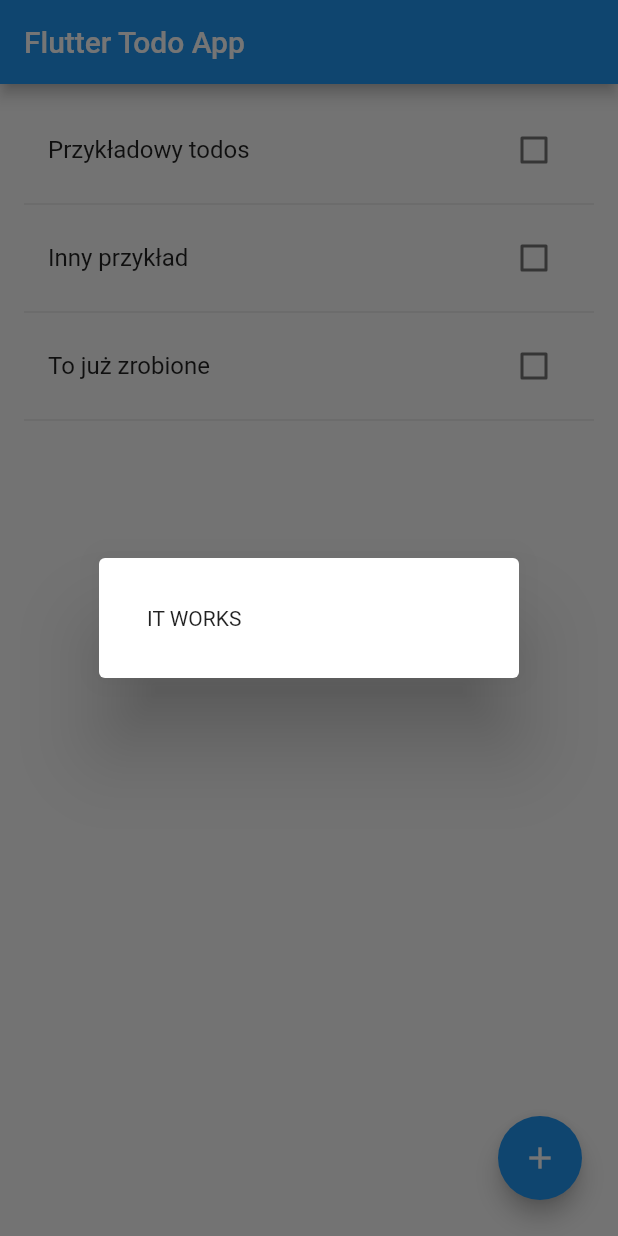
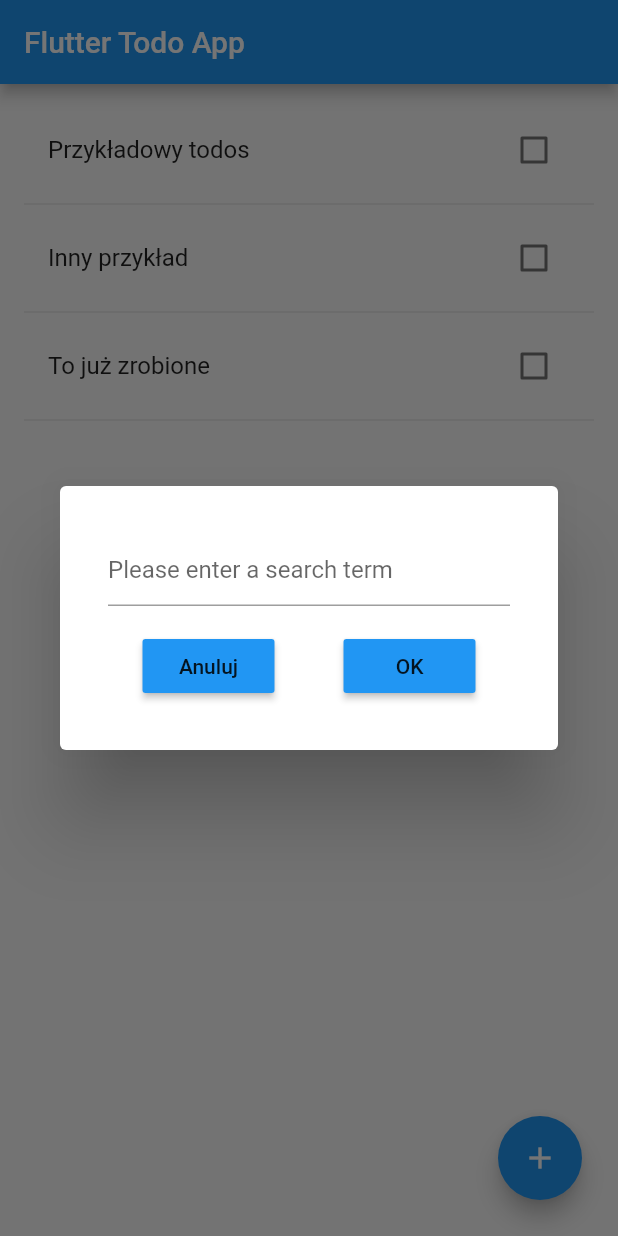
Before and after one commit to pgrzeszczak-neducatio/flutterTodoApp, a Flutter app: the screen it shows after launch, after a tap on the "add" icon, on a phone screen of 412 x 824 dp. Run offline on Flutter 3.47's test engine with Material 2 defaults, Android fonts, the phone set to English and light mode, and no system bars.

```diff
--- a/lib/todolist/newtodo/newtodo.dart
+++ b/lib/todolist/newtodo/newtodo.dart
@@ -7,15 +7,43 @@ class NewTodo extends StatefulWidget {
 }
 
 class _NewTodoState extends State<StatefulWidget> {
-  final newTodo = Todo();
+  final _newTodo = Todo(done: false);
 
   @override
   Widget build(BuildContext context) {
-    // TODO: implement build
     return Dialog(
       child: Container(
         padding: const EdgeInsets.all(32.0),
-        child: Text('IT WORKS'),
+        child: Column(
+          mainAxisSize: MainAxisSize.min,
+          children: [
+            TextField(
+              decoration: InputDecoration(hintText: 'Please enter a search term'),
+              onChanged: (value) {
+                _newTodo.text = value;
+              },
+              onSubmitted: (value) => Navigator.pop(context, _newTodo),
+            ),
+            Container(
+              padding: const EdgeInsets.only(top: 16.0),
+              child: Row(
+                mainAxisAlignment: MainAxisAlignment.spaceAround,
+                children: [
+                  RaisedButton(
+                    child: Text('Anuluj'),
+                    color: Theme.of(context).accentColor,
+                    onPressed: () => Navigator.pop(context),
+                  ),
+                  RaisedButton(
+                    child: Text('OK'),
+                    color: Theme.of(context).primaryColor,
+                    onPressed: () => Navigator.pop(context, _newTodo),
+                  ),
+                ],
+              ),
+            ),
+          ],
+        ),
       ),
     );
   }
--- a/lib/todolist/todolist.dart
+++ b/lib/todolist/todolist.dart
@@ -30,10 +30,19 @@ class _TodoListState extends State<TodoList> {
         child: FloatingActionButton(
           child: Icon(Icons.add),
           onPressed: () async {
-            var result = await showDialog(context: context, builder: (context) {
-              return NewTodo();
-            });
-            print(result);
+            var result = await showDialog(
+                context: context,
+                builder: (context) {
+                  return NewTodo();
+                });
+            if (result != null) {
+              setState(() {
+                todos.add(result);
+              });
+              Scaffold.of(context).showSnackBar(SnackBar(
+                    content: Text('Dodano nowy tudus: ${result.text}'),
+                  ));
+            }
           },
         ),
       ),
```
